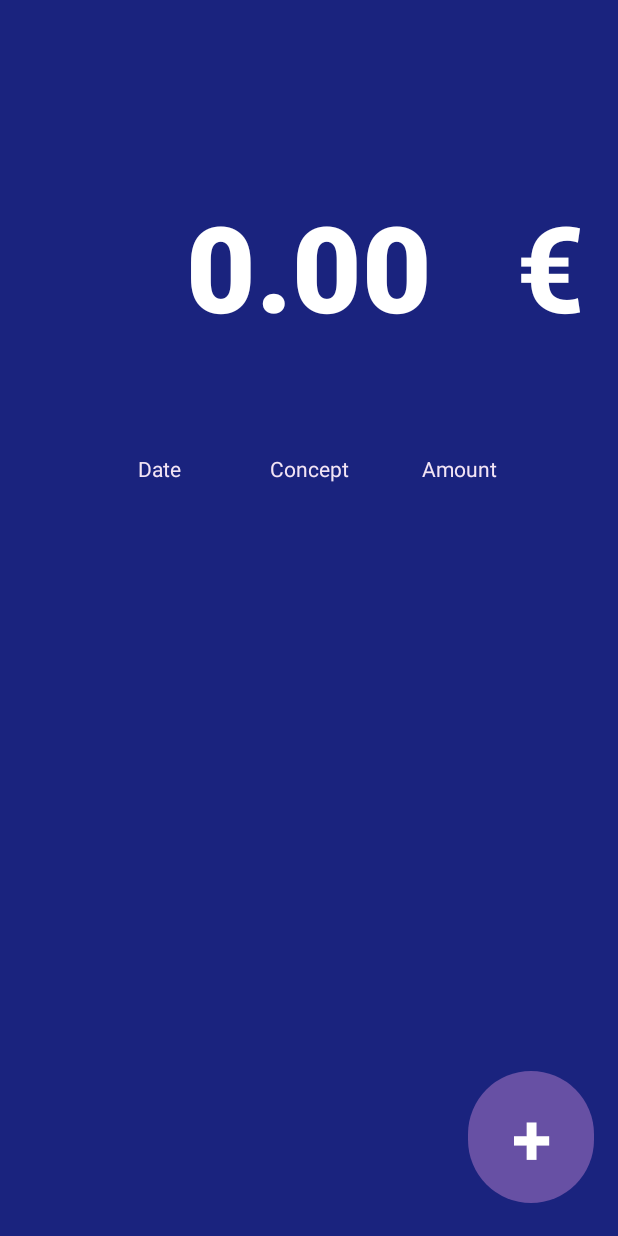
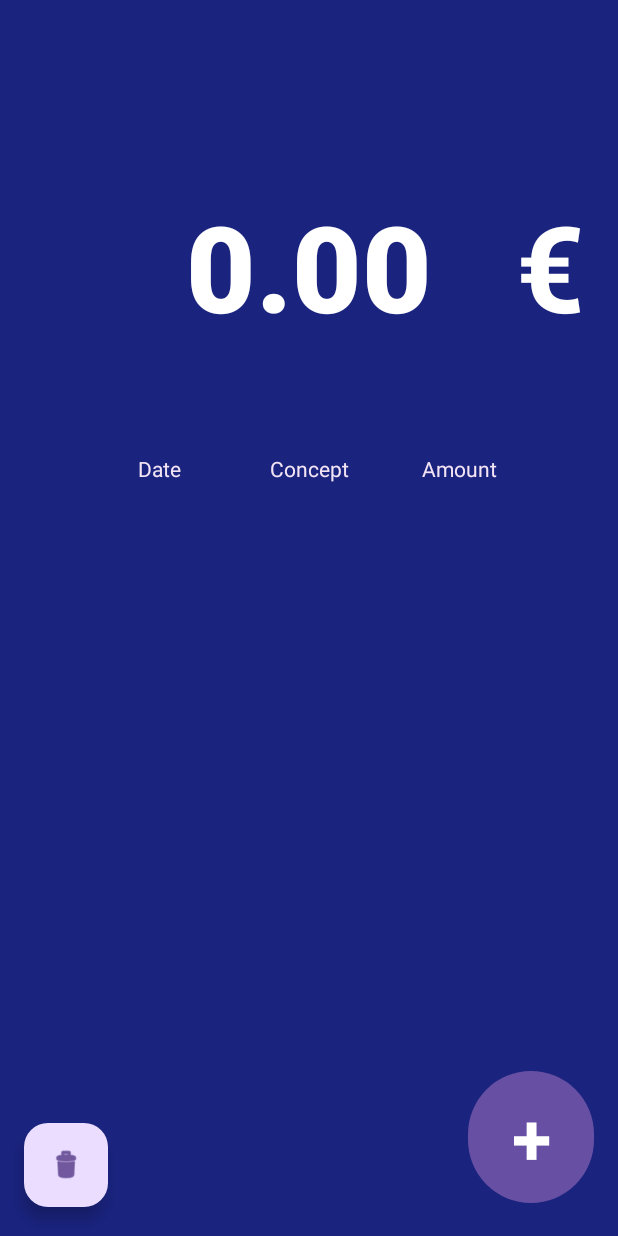
Before and after one commit to victoriaemc/Contabilidad, an Android app: the screen it shows after launch (MainActivity), on a phone screen of 412 x 824 dp. Run offline under Robolectric (Android 15) with nearby library versions, the phone set to English and light mode, and no system bars.

Commit message:
feat: delete all entries

```diff
--- a/app/src/main/java/com/example/contabilidad/MainActivity.java
+++ b/app/src/main/java/com/example/contabilidad/MainActivity.java
@@ -9,11 +9,17 @@ import android.database.Cursor;
 import android.os.Bundle;
 import android.content.Intent;
 import android.view.View;
+import android.widget.Button;
 import android.widget.ScrollView;
 import android.widget.TableLayout;
 import android.widget.TextView;
 import android.widget.TableRow;
 import android.view.Gravity;
+
+import com.google.android.material.floatingactionbutton.FloatingActionButton;
+import android.app.AlertDialog;
+import android.content.DialogInterface;
+
 
 public class MainActivity extends AppCompatActivity {
 
@@ -26,30 +32,8 @@ public class MainActivity extends AppCompatActivity {
     private ScrollView scrollView;
     private TableLayout tableLayout;
 
-/*    private void initContabilidad() {
-        // Adición de valores a la BD
-        ContentValues values = new ContentValues();
+    private FloatingActionButton deleteButton;
 
-        values.put(ContabilidadContract.ContabilidadEntry.COLUMN_NAME_FECHA, "2020-10-01");
-        values.put(ContabilidadContract.ContabilidadEntry.COLUMN_NAME_CONCEPTO, "Compra de comida");
-        values.put(ContabilidadContract.ContabilidadEntry.COLUMN_NAME_CANTIDAD, -10.0);
-        db.insert(ContabilidadContract.ContabilidadEntry.TABLE_NAME, null, values);
-
-        values.put(ContabilidadContract.ContabilidadEntry.COLUMN_NAME_FECHA, "2020-10-02");
-        values.put(ContabilidadContract.ContabilidadEntry.COLUMN_NAME_CONCEPTO, "Sueldo");
-        values.put(ContabilidadContract.ContabilidadEntry.COLUMN_NAME_CANTIDAD, 1000.0);
-        db.insert(ContabilidadContract.ContabilidadEntry.TABLE_NAME, null, values);
-
-        values.put(ContabilidadContract.ContabilidadEntry.COLUMN_NAME_FECHA, "2020-10-03");
-        values.put(ContabilidadContract.ContabilidadEntry.COLUMN_NAME_CONCEPTO, "Cena con amigos");
-        values.put(ContabilidadContract.ContabilidadEntry.COLUMN_NAME_CANTIDAD, -50.0);
-        db.insert(ContabilidadContract.ContabilidadEntry.TABLE_NAME, null, values);
-
-        values.put(ContabilidadContract.ContabilidadEntry.COLUMN_NAME_FECHA, "2020-10-04");
-        values.put(ContabilidadContract.ContabilidadEntry.COLUMN_NAME_CONCEPTO, "Ropa");
-        values.put(ContabilidadContract.ContabilidadEntry.COLUMN_NAME_CANTIDAD, -20.0);
-        db.insert(ContabilidadContract.ContabilidadEntry.TABLE_NAME, null, values);
-    }*/
 
     @Override
     protected void onCreate(Bundle savedInstanceState) {
@@ -63,11 +47,31 @@ public class MainActivity extends AppCompatActivity {
         txtCantidad = findViewById(R.id.txtCantidad);
         scrollView = findViewById(R.id.scrollView);
         tableLayout = findViewById(R.id.tableLayout);
+        deleteButton = findViewById(R.id.floatingActionButton);
 
-        //initContabilidad();
+        deleteButton.setOnClickListener(new View.OnClickListener() {
+            @Override
+            public void onClick(View view) {
+                showConfirmationDialog();
+            }
+        });
+
+
+
+
         updateTxtCantidad(); // Update txtCantidad with the sum of "cantidad" columns
         displayEntries(); // Display all entries in the database
     }
+
+    @Override
+    protected void onResume() {
+        super.onResume();
+        // Refresh the displayed entries when the activity resumes
+        displayEntries();
+        // Update the txtCantidad after any potential changes
+        updateTxtCantidad();
+    }
+
 
     private void addDataRow(String date, String concept, String amount) {
         // Create a new TableRow
@@ -107,6 +111,16 @@ public class MainActivity extends AppCompatActivity {
 
 
     private void displayEntries() {
+
+        // Remove all rows except the header row
+        int childCount = tableLayout.getChildCount();
+        for (int i = 1; i < childCount; i++) {
+            View child = tableLayout.getChildAt(i);
+            if (child instanceof TableRow) {
+                tableLayout.removeView(child);
+            }
+        }
+
         // Query to get all entries ordered by date (most recent to oldest)
         String query = "SELECT * FROM " + ContabilidadContract.ContabilidadEntry.TABLE_NAME +
                 " ORDER BY " + ContabilidadContract.ContabilidadEntry.COLUMN_NAME_FECHA + " DESC";
@@ -158,4 +172,28 @@ public class MainActivity extends AppCompatActivity {
         Intent intento = new Intent(this, Actividad2.class);
         startActivity(intento);
     }
+
+    private void showConfirmationDialog() {
+        new AlertDialog.Builder(this)
+                .setTitle(R.string.confirm_delete_title)
+                .setMessage(R.string.confirm_delete_text)
+                .setPositiveButton(android.R.string.yes, new DialogInterface.OnClickListener() {
+                    public void onClick(DialogInterface dialog, int which) {
+                        // User clicked Yes, so delete all entries
+                        deleteAllEntries();
+                    }
+                })
+                .setNegativeButton(android.R.string.no, null)
+                .show();
+    }
+
+    private void deleteAllEntries() {
+        db.delete(ContabilidadContract.ContabilidadEntry.TABLE_NAME, null, null);
+        // Clear the TableLayout to remove all displayed rows
+        tableLayout.removeAllViews();
+        // Update the txtCantidad after deletion
+        updateTxtCantidad();
+    }
+
+
 }
--- a/app/src/main/res/layout/activity_main.xml
+++ b/app/src/main/res/layout/activity_main.xml
@@ -109,4 +109,16 @@
 
     </ScrollView>
 
+    <com.google.android.material.floatingactionbutton.FloatingActionButton
+        android:id="@+id/floatingActionButton"
+        android:layout_width="wrap_content"
+        android:layout_height="wrap_content"
+        android:layout_marginStart="16dp"
+        android:layout_marginBottom="19dp"
+        android:clickable="true"
+        android:contentDescription="Delete"
+        app:layout_constraintBottom_toBottomOf="parent"
+        app:layout_constraintStart_toStartOf="parent"
+        app:srcCompat="@android:drawable/ic_menu_delete" />
+
 </androidx.constraintlayout.widget.ConstraintLayout>
--- a/app/src/main/res/values/strings.xml
+++ b/app/src/main/res/values/strings.xml
@@ -11,4 +11,6 @@
     <string name="toast_success">Data added successfully</string>
     <string name="toast_fail">Failed to add data</string>
     <string name="toast_uncomplete">Complete all fields</string>
+    <string name="confirm_delete_title">Confirm Delete</string>
+    <string name="confirm_delete_text">Are you sure you want to delete all entries?</string>
 </resources>
```
Also changed, not shown: 1 other file.
